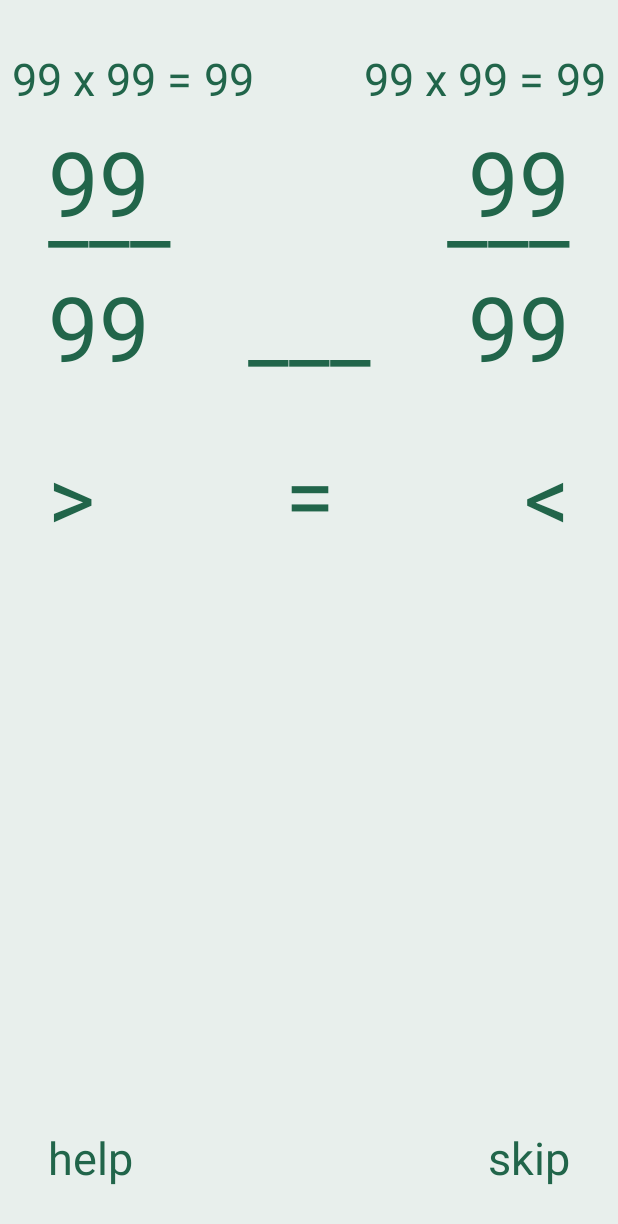
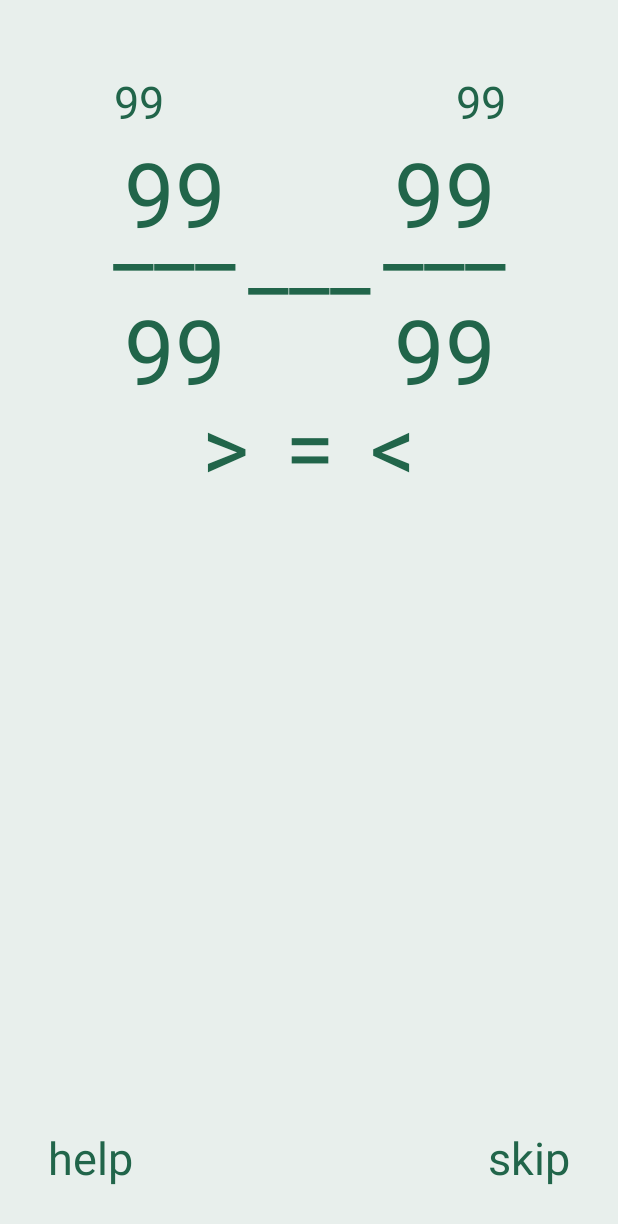
Before and after one commit to laprobacion/MathTutorial, an Android app: the layout activity_fraction2.xml on its own in the app's theme, with its tools: preview values and no code run, on a phone screen of 412 x 824 dp. Shown: the top 1224 px of the screen. Run offline under Robolectric (Android 15) with nearby library versions, the phone set to English and light mode, and no system bars.

```diff
--- a/app/src/main/AndroidManifest.xml
+++ b/app/src/main/AndroidManifest.xml
@@ -41,7 +41,11 @@
         <activity android:name=".activity.StatsActivity" />
         <activity android:name=".activity.Fraction2Activity" />
         <activity android:name=".activity.Form2Activity" />
-        <activity android:name=".Help2Activity"></activity>
+        <activity android:name=".Help2Activity" />
+        <activity android:name=".activity.Lesson2Activity" />
+        <activity android:name=".activity.Comparing2Activity" />
+        <activity android:name=".activity.Stats2Activity" />
+        <activity android:name=".activity.Seatwork2Activity"></activity>
     </application>
 
 </manifest>
--- a/app/src/main/java/com/master/math/activity/LessonActivity.java
+++ b/app/src/main/java/com/master/math/activity/LessonActivity.java
@@ -13,7 +13,7 @@ public class LessonActivity extends AppCompatActivity {
     @Override
     protected void onCreate(Bundle savedInstanceState) {
         super.onCreate(savedInstanceState);
-        setContentView(R.layout.activity_lesson);
+        setContentView(R.layout.activity_lesson2);
 
         Button comparing = (Button) findViewById(R.id.comparing);
         comparing.setOnClickListener(new View.OnClickListener() {
--- a/app/src/main/java/com/master/math/activity/MainActivity.java
+++ b/app/src/main/java/com/master/math/activity/MainActivity.java
@@ -1,6 +1,7 @@
 package com.master.math.activity;
 
 import android.content.Intent;
+import android.graphics.Color;
 import android.graphics.Typeface;
 import android.support.v7.app.AppCompatActivity;
 import android.os.Bundle;
@@ -18,7 +19,7 @@ public class MainActivity extends AppCompatActivity {
     protected void onCreate(Bundle savedInstanceState) {
         super.onCreate(savedInstanceState);
         requestWindowFeature(Window.FEATURE_NO_TITLE);
-        setContentView(R.layout.activity_main);
+        setContentView(R.layout.activity_main_menu);
         Util.setAsset(getAssets());
         Typeface typeface = Typeface.createFromAsset(getAssets(),"fonts/EraserDust.ttf");
 
@@ -44,12 +45,15 @@ public class MainActivity extends AppCompatActivity {
 
     public void setSeatWorkClick(){
         if(SaveState.get(this).isSimilarNumeratorDone() && SaveState.get(this).isSimilarDenominatorDone() && SaveState.get(this).isDissimilarFractionDone()){
+            seatwork.setBackgroundColor(seatwork.getContext().getResources().getColor(R.color.colorPrimaryDark));
             seatwork.setOnClickListener(new View.OnClickListener() {
                 @Override
                 public void onClick(View v) {
                     startActivity(new Intent(MainActivity.this, SeatworkActivity.class));
                 }
             });
+        } else {
+            seatwork.setBackgroundColor(seatwork.getContext().getResources().getColor(R.color.colorPrimaryDarkFaded));
         }
     }
     @Override
--- a/app/src/main/java/com/master/math/activity/MessageActivity.java
+++ b/app/src/main/java/com/master/math/activity/MessageActivity.java
@@ -77,6 +77,6 @@ public class MessageActivity extends AppCompatActivity {
                     }
                 }
             }
-        }, 2000);
+        },0);
     }
 }
--- a/app/src/main/java/com/master/math/activity/SeatworkActivity.java
+++ b/app/src/main/java/com/master/math/activity/SeatworkActivity.java
@@ -14,7 +14,7 @@ public class SeatworkActivity extends AppCompatActivity {
     @Override
     protected void onCreate(Bundle savedInstanceState) {
         super.onCreate(savedInstanceState);
-        setContentView(R.layout.activity_seatwork);
+        setContentView(R.layout.activity_seatwork2);
         Button comparing = (Button) findViewById(R.id.comparing);
         SaveState.get(this).clearAns();
         SaveState.get(this).startSeatwork();
--- a/app/src/main/java/com/master/math/activity/util/SaveState.java
+++ b/app/src/main/java/com/master/math/activity/util/SaveState.java
@@ -51,7 +51,7 @@ public class SaveState implements Serializable{
         save(activity);
     }
     public boolean isComplete(String activityType, String lesson){
-        int lessonMax = 3;
+        int lessonMax = 4;
         int seatworkLesson1Max = 5;
         int seatworkLesson2Max = 5;
         int seatworkLesson3Max = 10;
@@ -176,7 +176,7 @@ public class SaveState implements Serializable{
         Date end = this.endTime;
         long diff = end.getTime() - start.getTime();
 
-        long diffSeconds = diff / 1000 % 60;
+        long diffSeconds = diff / 1000;
         long diffMinutes = diff / (60 * 1000) % 60;
         long diffHours = diff / (60 * 60 * 1000) % 24;
         long diffDays = diff / (24 * 60 * 60 * 1000);
--- a/app/src/main/res/layout/activity_fraction2.xml
+++ b/app/src/main/res/layout/activity_fraction2.xml
@@ -10,190 +10,160 @@
     tools:context="com.master.math.activity.Fraction2Activity">
 
     <TextView
-        android:id="@+id/multiplyFormula1"
-        android:layout_width="wrap_content"
-        android:layout_height="wrap_content"
-        android:layout_marginStart="8dp"
-        android:layout_marginTop="32dp"
-        android:text="99 x 99 ="
-        android:textSize="30dp"
-        app:layout_constraintStart_toStartOf="parent"
-        app:layout_constraintTop_toTopOf="parent"
-
-        android:textColor="@color/colorPrimaryDark"/>
-
-    <TextView
         android:id="@+id/multiplyAns1"
         android:layout_width="wrap_content"
         android:layout_height="wrap_content"
-        android:layout_marginStart="8dp"
-        android:layout_marginTop="32dp"
+
+        android:layout_marginEnd="48dp"
         android:text="99"
+        android:textColor="@color/colorPrimaryDark"
         android:textSize="30dp"
-        app:layout_constraintStart_toEndOf="@+id/multiplyFormula1"
-        app:layout_constraintTop_toTopOf="parent"
-
-        android:textColor="@color/colorPrimaryDark"/>
+        app:layout_constraintBottom_toTopOf="@+id/num1"
+        app:layout_constraintEnd_toEndOf="@+id/line1"
+        app:layout_constraintStart_toStartOf="@+id/line1" />
 
     <TextView
         android:id="@+id/num1"
         android:layout_width="wrap_content"
         android:layout_height="wrap_content"
-        android:layout_marginStart="32dp"
-        android:layout_marginTop="8dp"
+
+        android:layout_marginBottom="24dp"
         android:text="99"
+        android:textColor="@color/colorPrimaryDark"
         android:textSize="60dp"
-        app:layout_constraintStart_toStartOf="parent"
-        app:layout_constraintTop_toBottomOf="@+id/multiplyFormula1"
-
-        android:textColor="@color/colorPrimaryDark"/>
+        app:layout_constraintBottom_toBottomOf="@+id/line1"
+        app:layout_constraintEnd_toEndOf="@+id/line1"
+        app:layout_constraintStart_toStartOf="@+id/line1" />
 
     <TextView
         android:id="@+id/line1"
         android:layout_width="wrap_content"
         android:layout_height="wrap_content"
-        android:layout_marginStart="32dp"
-        android:layout_marginTop="24dp"
+
+        android:layout_marginBottom="32dp"
+        android:layout_marginEnd="8dp"
         android:text="___"
+        android:textColor="@color/colorPrimaryDark"
         android:textSize="60dp"
-        app:layout_constraintStart_toStartOf="parent"
-        app:layout_constraintTop_toBottomOf="@+id/multiplyFormula1"
-
-        android:textColor="@color/colorPrimaryDark"/>
+        app:layout_constraintBottom_toBottomOf="@+id/compareLine"
+        app:layout_constraintEnd_toStartOf="@+id/compareLine"
+        app:layout_constraintTop_toTopOf="@+id/compareLine" />
 
     <TextView
         android:id="@+id/denom1"
         android:layout_width="wrap_content"
         android:layout_height="wrap_content"
-        android:layout_marginStart="32dp"
-        android:layout_marginTop="16dp"
+
         android:text="99"
+        android:textColor="@color/colorPrimaryDark"
         android:textSize="60dp"
-        app:layout_constraintStart_toStartOf="parent"
-        app:layout_constraintTop_toBottomOf="@+id/num1"
-
-        android:textColor="@color/colorPrimaryDark"/>
+        app:layout_constraintEnd_toEndOf="@+id/line1"
+        app:layout_constraintStart_toStartOf="@+id/line1"
+        app:layout_constraintTop_toBottomOf="@+id/line1" />
 
     <TextView
         android:id="@+id/compareLine"
         android:layout_width="wrap_content"
         android:layout_height="wrap_content"
-        android:layout_marginEnd="32dp"
-        android:layout_marginStart="32dp"
-        android:layout_marginTop="176dp"
+
+        android:layout_marginTop="128dp"
         android:text="___"
+        android:textColor="@color/colorPrimaryDark"
         android:textSize="60dp"
-        app:layout_constraintEnd_toStartOf="@+id/denom2"
-        app:layout_constraintStart_toEndOf="@+id/denom1"
-        app:layout_constraintTop_toTopOf="parent"
-
-        android:textColor="@color/colorPrimaryDark"/>
-
-    <TextView
-        android:id="@+id/multiplyFormula2"
-        android:layout_width="wrap_content"
-        android:layout_height="wrap_content"
-        android:layout_marginEnd="8dp"
-        android:layout_marginTop="32dp"
-        android:text="99 x 99 ="
-        android:textSize="30dp"
-        app:layout_constraintEnd_toStartOf="@+id/multiplyAns2"
-        app:layout_constraintTop_toTopOf="parent"
-
-        android:textColor="@color/colorPrimaryDark"/>
+        app:layout_constraintEnd_toEndOf="parent"
+        app:layout_constraintStart_toStartOf="parent"
+        app:layout_constraintTop_toTopOf="parent" />
 
     <TextView
         android:id="@+id/multiplyAns2"
         android:layout_width="wrap_content"
         android:layout_height="wrap_content"
-        android:layout_marginEnd="8dp"
-        android:layout_marginTop="32dp"
+
+        android:layout_marginStart="48dp"
         android:text="99"
+        android:textColor="@color/colorPrimaryDark"
         android:textSize="30dp"
-        app:layout_constraintEnd_toEndOf="parent"
-        app:layout_constraintTop_toTopOf="parent"
-
-        android:textColor="@color/colorPrimaryDark"/>
+        app:layout_constraintBottom_toTopOf="@+id/num2"
+        app:layout_constraintEnd_toEndOf="@+id/line2"
+        app:layout_constraintStart_toStartOf="@+id/line2" />
 
     <TextView
         android:id="@+id/num2"
         android:layout_width="wrap_content"
         android:layout_height="wrap_content"
-        android:layout_marginEnd="32dp"
-        android:layout_marginTop="8dp"
+        android:layout_marginBottom="24dp"
+
         android:text="99"
+        android:textColor="@color/colorPrimaryDark"
         android:textSize="60dp"
-        app:layout_constraintEnd_toEndOf="parent"
-        app:layout_constraintTop_toBottomOf="@+id/multiplyFormula2"
-
-        android:textColor="@color/colorPrimaryDark"/>
+        app:layout_constraintBottom_toBottomOf="@+id/line2"
+        app:layout_constraintEnd_toEndOf="@+id/line2"
+        app:layout_constraintStart_toStartOf="@+id/line2" />
 
     <TextView
         android:id="@+id/line2"
         android:layout_width="wrap_content"
         android:layout_height="wrap_content"
-        android:layout_marginEnd="32dp"
-        android:layout_marginTop="24dp"
+
+        android:layout_marginBottom="32dp"
+        android:layout_marginStart="8dp"
         android:text="___"
+        android:textColor="@color/colorPrimaryDark"
         android:textSize="60dp"
-        app:layout_constraintEnd_toEndOf="parent"
-        app:layout_constraintTop_toBottomOf="@+id/multiplyFormula2"
-
-        android:textColor="@color/colorPrimaryDark"/>
+        app:layout_constraintBottom_toBottomOf="@+id/compareLine"
+        app:layout_constraintStart_toEndOf="@+id/compareLine"
+        app:layout_constraintTop_toTopOf="@+id/compareLine" />
 
     <TextView
         android:id="@+id/denom2"
         android:layout_width="wrap_content"
         android:layout_height="wrap_content"
-        android:layout_marginEnd="32dp"
-        android:layout_marginTop="16dp"
+
         android:text="99"
+        android:textColor="@color/colorPrimaryDark"
         android:textSize="60dp"
-        app:layout_constraintEnd_toEndOf="parent"
-        app:layout_constraintTop_toBottomOf="@+id/num2"
-
-        android:textColor="@color/colorPrimaryDark"/>
+        app:layout_constraintEnd_toEndOf="@+id/line2"
+        app:layout_constraintStart_toStartOf="@+id/line2"
+        app:layout_constraintTop_toBottomOf="@+id/line2" />
 
     <TextView
         android:id="@+id/greaterSign"
         android:layout_width="wrap_content"
         android:layout_height="wrap_content"
-        android:layout_marginStart="32dp"
-        android:layout_marginTop="32dp"
+        android:layout_marginEnd="24dp"
         android:text=">"
+
+        android:textColor="@color/colorPrimaryDark"
         android:textSize="60dp"
-        app:layout_constraintStart_toStartOf="parent"
-        app:layout_constraintTop_toBottomOf="@+id/denom1"
-
-        android:textColor="@color/colorPrimaryDark"/>
+        app:layout_constraintBottom_toBottomOf="@+id/equalSign"
+        app:layout_constraintEnd_toStartOf="@+id/equalSign"
+        app:layout_constraintTop_toTopOf="@+id/equalSign" />
 
     <TextView
         android:id="@+id/equalSign"
         android:layout_width="wrap_content"
         android:layout_height="wrap_content"
-        android:layout_marginEnd="8dp"
-        android:layout_marginStart="8dp"
-        android:layout_marginTop="32dp"
+        android:layout_marginTop="48dp"
+
         android:text="="
+        android:textColor="@color/colorPrimaryDark"
         android:textSize="60dp"
-        app:layout_constraintEnd_toStartOf="@+id/lessSign"
-        app:layout_constraintStart_toEndOf="@+id/greaterSign"
-        app:layout_constraintTop_toBottomOf="@+id/compareLine"
-
-        android:textColor="@color/colorPrimaryDark"/>
+        app:layout_constraintEnd_toEndOf="@+id/compareLine"
+        app:layout_constraintStart_toStartOf="@+id/compareLine"
+        app:layout_constraintTop_toBottomOf="@+id/compareLine" />
 
     <TextView
         android:id="@+id/lessSign"
         android:layout_width="wrap_content"
         android:layout_height="wrap_content"
-        android:layout_marginEnd="32dp"
-        android:layout_marginTop="32dp"
+        android:layout_marginStart="24dp"
+
         android:text="&lt;"
+        android:textColor="@color/colorPrimaryDark"
         android:textSize="60dp"
-        app:layout_constraintEnd_toEndOf="parent"
-        app:layout_constraintTop_toBottomOf="@+id/denom2"
-
-        android:textColor="@color/colorPrimaryDark"/>
+        app:layout_constraintBottom_toBottomOf="@+id/equalSign"
+        app:layout_constraintStart_toEndOf="@+id/equalSign"
+        app:layout_constraintTop_toTopOf="@+id/equalSign" />
 
     <TextView
         android:id="@+id/help"
@@ -220,4 +190,32 @@
         app:layout_constraintEnd_toEndOf="parent"
 
         android:textColor="@color/colorPrimaryDark"/>
+
+    <TextView
+        android:id="@+id/multiplyFormula1"
+        android:layout_width="wrap_content"
+        android:layout_height="wrap_content"
+        android:layout_marginStart="8dp"
+        android:layout_marginTop="8dp"
+        android:text="99 x 99 ="
+        android:textSize="30dp"
+        android:visibility="invisible"
+        app:layout_constraintStart_toStartOf="parent"
+        app:layout_constraintTop_toTopOf="parent"
+
+        android:textColor="@color/colorPrimaryDark"/>
+
+    <TextView
+        android:id="@+id/multiplyFormula2"
+        android:layout_width="wrap_content"
+        android:layout_height="wrap_content"
+        android:layout_marginEnd="8dp"
+        android:layout_marginTop="8dp"
+        android:text="99 x 99 ="
+        android:textSize="30dp"
+        android:visibility="invisible"
+        app:layout_constraintEnd_toEndOf="parent"
+        app:layout_constraintTop_toTopOf="parent"
+
+        android:textColor="@color/colorPrimaryDark"/>
 </android.support.constraint.ConstraintLayout>
--- a/app/src/main/res/layout/activity_main.xml
+++ b/app/src/main/res/layout/activity_main.xml
@@ -45,7 +45,7 @@
 
 
         <Button
-            android:id="@+id/seatwork"
+            android:id="@+id/stats"
             android:layout_width="wrap_content"
             android:layout_height="wrap_content"
             android:layout_weight="1"
```
Also changed, not shown: app/src/main/java/com/master/math/activity/ComparingActivity.java (+14 -3 lines), app/src/main/java/com/master/math/activity/FormActivity.java (+23 -11 lines), app/src/main/java/com/master/math/activity/StatsActivity.java (+5 -4 lines), app/src/main/java/com/master/math/activity/fraction/CompareFractionProcessor.java (+56 -12 lines), app/src/main/java/com/master/math/activity/fraction/CompareFractionValidator.java (+10 -2 lines), app/src/main/res/layout/activity_form2.xml (+14 -15 lines), app/src/main/java/com/master/math/activity/HelpActivity.java (line endings or trailing spaces), 49 other files.
